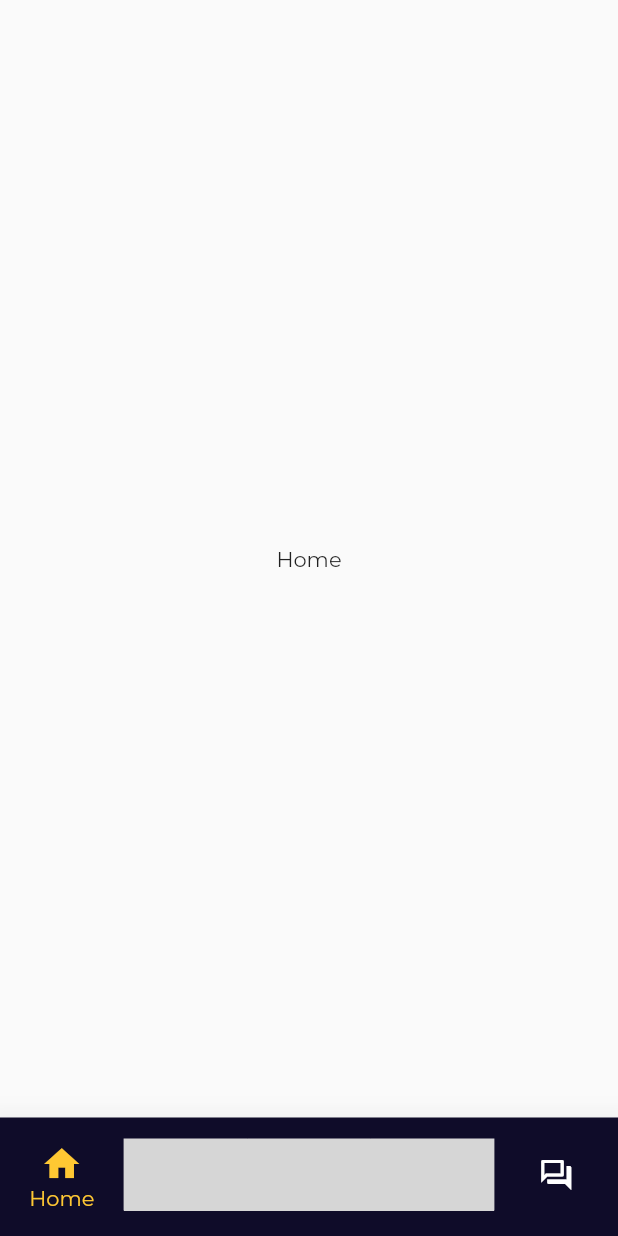
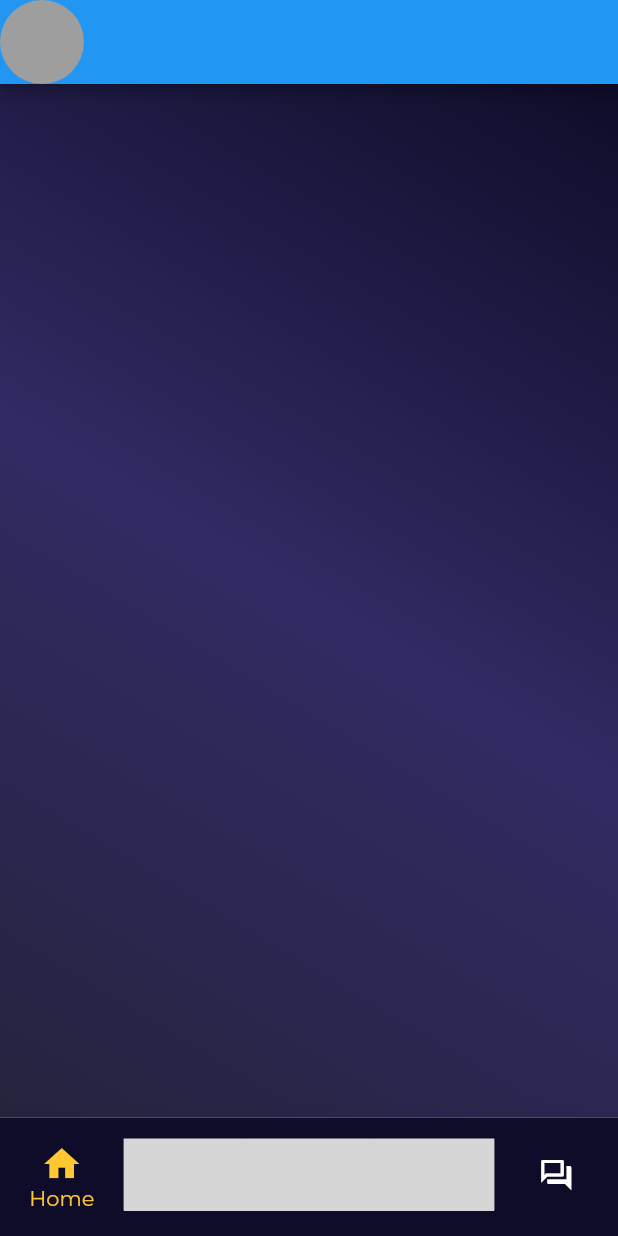
Before and after one commit to architjain2002/Sportistaan, a Flutter app: the screen it shows after launch, on a phone screen of 412 x 824 dp. Run offline on Flutter 3.47's test engine with Material 2 defaults, Android fonts, the phone set to English and light mode, and no system bars; missing offline and left inert: svg_icon; statements that could not run were skipped; project files that could hold a hidden picture were left out; grey boxes are pictures that could not be loaded.

Commit message:
made few changes

```diff
--- a/root/frontend/sportistaan/lib/screens/home.dart
+++ b/root/frontend/sportistaan/lib/screens/home.dart
@@ -5,8 +5,21 @@ class Home extends StatelessWidget {
 
   @override
   Widget build(BuildContext context) {
-    return const Scaffold(
-      body: Center(child: Text('Home')),
+    return Scaffold(
+      appBar: AppBar(
+        leading:const CircleAvatar(
+          radius: 40,
+          backgroundColor: Colors.grey,
+        ),
+
+      ),
+      body: Center(child: Container(
+        decoration: const BoxDecoration(
+          gradient: LinearGradient(
+            begin: Alignment.topRight,
+            end: Alignment.bottomLeft,
+            colors: <Color>[Color(0xff0F0C29),Color(0xff302B63),Color(0xff24243E)]
+          )),)),
     );
   }
 }
```
Also changed, not shown: root/frontend/sportistaan/lib/main.dart (+9 -22 lines), root/frontend/sportistaan/lib/screens/auth.dart (added, +19 -0 lines), root/frontend/sportistaan/pubspec.yaml (+0 -27 lines).
